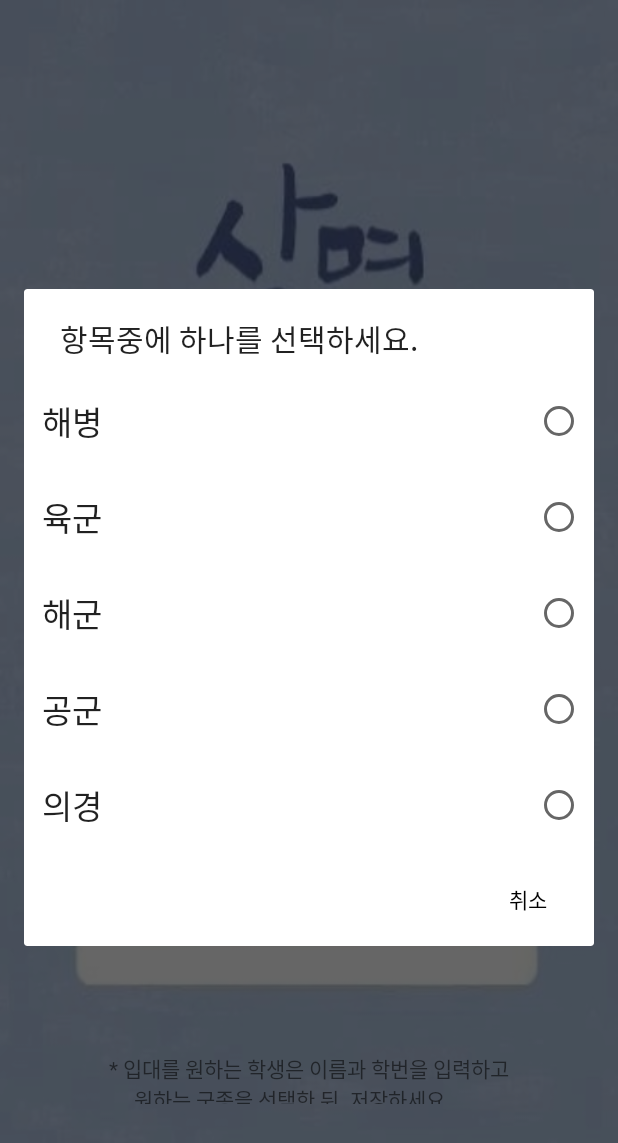
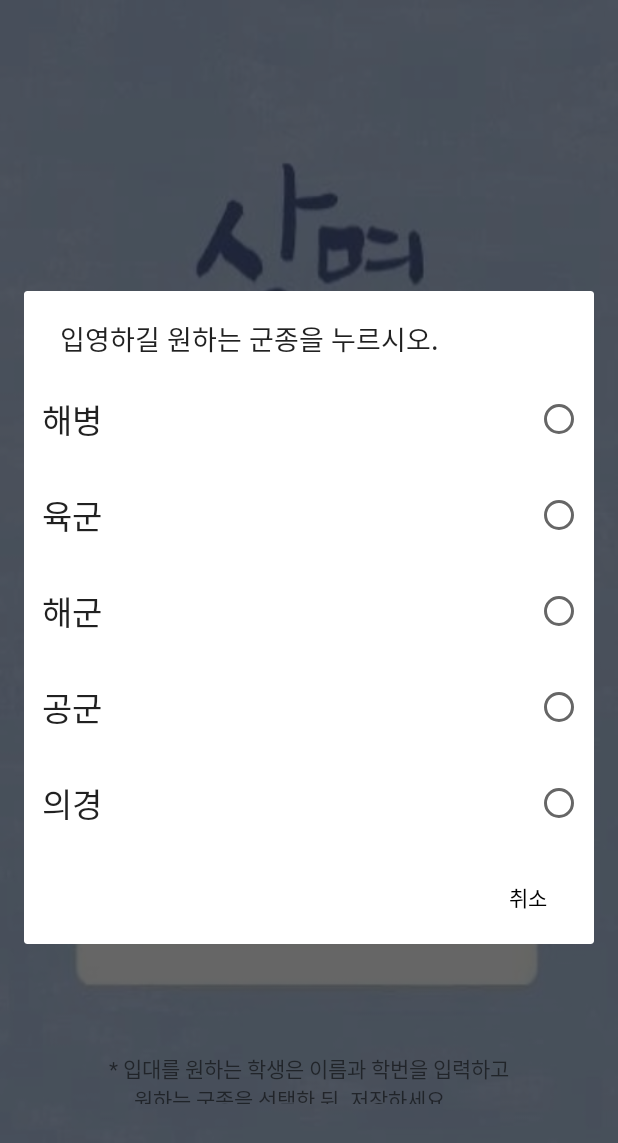
Before and after one commit to kekim98/SMU_3_DEMO, an Android app: the Main2Activity screen opened directly, with no data from a screen before it, after a tap on "선택", on a phone screen of 412 x 824 dp. Shown: the top 1143 px of the screen. Run offline under Robolectric (Android 15) with nearby library versions, the phone set to English and light mode, and no system bars.

Commit message:
색 변경              군종 선택 추가              로딩이미지 추가              메인2 배경이미지 추가              메인2 디자인 변경              메인2 타이틀바 제거              토스트 문구 변경              에딧텍스트 삭제 X표 추가              이달의모집계획 삽입(메뉴)              군종별 안내 삽입(메뉴)              군종별 사이트 연결 삽입              선택한 군종 뜨게 만듦

```diff
--- a/app/src/main/java/example/com/smu_3_demo/Main2Activity.java
+++ b/app/src/main/java/example/com/smu_3_demo/Main2Activity.java
@@ -15,8 +15,11 @@ import android.view.WindowManager;
 import android.widget.ArrayAdapter;
 import android.widget.Button;
 import android.widget.EditText;
+import android.widget.ListAdapter;
 import android.widget.TextView;
 import android.widget.Toast;
+
+import static example.com.smu_3_demo.R.id.btn;
 
 public class Main2Activity extends AppCompatActivity {
 
@@ -67,11 +70,11 @@ public class Main2Activity extends AppCompatActivity {
     }
     public void onClick(View v) {
         switch (v.getId()) {
-            case R.id.btn:
+            case btn:
 
                 AlertDialog.Builder alertBuilder = new AlertDialog.Builder(
                         Main2Activity.this);
-                alertBuilder.setTitle("항목중에 하나를 선택하세요.");
+                alertBuilder.setTitle("입영하길 원하는 군종을 누르시오.");
 
                 // List Adapter 생성
                 final ArrayAdapter<String> adapter = new ArrayAdapter<String>(
@@ -103,7 +106,9 @@ public class Main2Activity extends AppCompatActivity {
                                 AlertDialog.Builder innBuilder = new AlertDialog.Builder(
                                         Main2Activity.this);
                                 innBuilder.setMessage(strName);
-                                innBuilder.setTitle("축하합니다. 당신이 입대할 곳은");
+                                Button btn = (Button) findViewById(R.id.btn);
+                                btn.setText(strName);
+                                innBuilder.setTitle("축하합니다. 당신이 입영할 곳은");
                                 innBuilder
                                         .setPositiveButton(
                                                 "확인",
```
